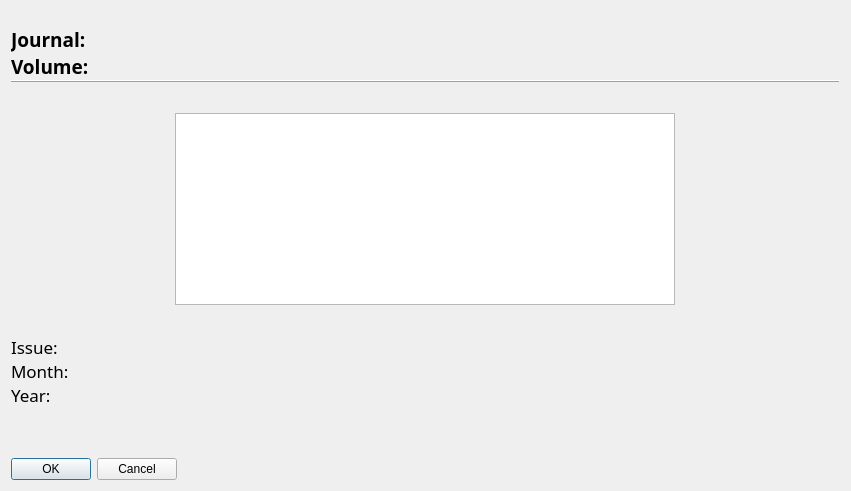
Old version of the form viewjournal.ui in the repository falconofdoom/gui.
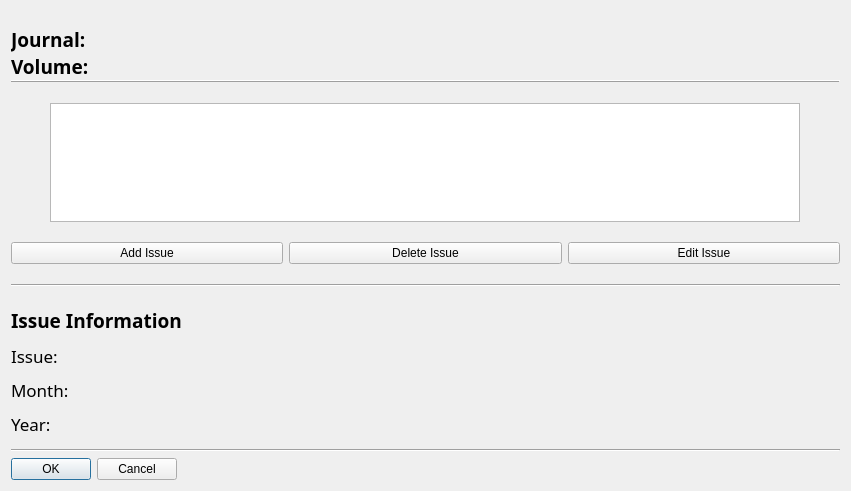
New version of the form.

What changed in the file:
```diff
--- a/viewjournal.ui
+++ b/viewjournal.ui
@@ -14,12 +14,72 @@
    <string>Dialog</string>
   </property>
   <layout class="QGridLayout" name="gridLayout">
+   <item row="2" column="0">
+    <layout class="QHBoxLayout" name="horizontalLayout">
+     <property name="spacing">
+      <number>1</number>
+     </property>
+     <property name="sizeConstraint">
+      <enum>QLayout::SetMinAndMaxSize</enum>
+     </property>
+     <item alignment="Qt::AlignLeft">
+      <widget class="QDialogButtonBox" name="buttonBox">
+       <property name="sizePolicy">
+        <sizepolicy hsizetype="Expanding" vsizetype="Fixed">
+         <horstretch>0</horstretch>
+         <verstretch>0</verstretch>
+        </sizepolicy>
+       </property>
+       <property name="minimumSize">
+        <size>
+         <width>100</width>
+         <height>0</height>
+        </size>
+       </property>
+       <property name="orientation">
+        <enum>Qt::Horizontal</enum>
+       </property>
+       <property name="standardButtons">
+        <set>QDialogButtonBox::Cancel|QDialogButtonBox::Ok</set>
+       </property>
+      </widget>
+     </item>
+    </layout>
+   </item>
+   <item row="1" column="0">
+    <widget class="Line" name="line_3">
+     <property name="orientation">
+      <enum>Qt::Horizontal</enum>
+     </property>
+    </widget>
+   </item>
    <item row="0" column="0">
     <layout class="QGridLayout" name="gridLayout_2">
      <property name="verticalSpacing">
-      <number>30</number>
+      <number>20</number>
      </property>
-     <item row="0" column="1">
+     <item row="2" column="3">
+      <widget class="QPushButton" name="editIssueButton">
+       <property name="text">
+        <string>Edit Issue</string>
+       </property>
+      </widget>
+     </item>
+     <item row="2" column="2">
+      <widget class="QPushButton" name="deleteIssueButton">
+       <property name="text">
+        <string>Delete Issue</string>
+       </property>
+      </widget>
+     </item>
+     <item row="2" column="1">
+      <widget class="QPushButton" name="addIssueButton">
+       <property name="text">
+        <string>Add Issue</string>
+       </property>
+      </widget>
+     </item>
+     <item row="0" column="1" colspan="3">
       <layout class="QVBoxLayout" name="vLayout">
        <property name="spacing">
         <number>0</number>
@@ -75,24 +135,26 @@
        </item>
       </layout>
      </item>
-     <item row="1" column="1" alignment="Qt::AlignHCenter|Qt::AlignTop">
-      <widget class="QTableView" name="issueTable">
-       <property name="minimumSize">
-        <size>
-         <width>500</width>
-         <height>0</height>
-        </size>
-       </property>
-       <property name="maximumSize">
-        <size>
-         <width>800</width>
-         <height>250</height>
-        </size>
-       </property>
-      </widget>
-     </item>
-     <item row="2" column="1">
+     <item row="4" column="1" colspan="3">
       <layout class="QVBoxLayout" name="vLayout2">
+       <property name="spacing">
+        <number>10</number>
+       </property>
+       <item>
+        <widget class="QLabel" name="issueInfoLabel">
+         <property name="font">
+          <font>
+           <family>Trebuchet MS</family>
+           <pointsize>14</pointsize>
+           <weight>75</weight>
+           <bold>true</bold>
+          </font>
+         </property>
+         <property name="text">
+          <string>Issue Information</string>
+         </property>
+        </widget>
+       </item>
        <item>
         <widget class="QLabel" name="issueLabel">
          <property name="font">
@@ -142,7 +204,20 @@
         </widget>
        </item>
        <item>
-        <spacer name="verticalSpacer">
+        <spacer name="verticalSpacer_4">
+         <property name="orientation">
+          <enum>Qt::Vertical</enum>
+         </property>
+         <property name="sizeHint" stdset="0">
+          <size>
+           <width>20</width>
+           <height>40</height>
+          </size>
+         </property>
+        </spacer>
+       </item>
+       <item>
+        <spacer name="verticalSpacer_2">
          <property name="orientation">
           <enum>Qt::Vertical</enum>
          </property>
@@ -156,38 +231,57 @@
        </item>
       </layout>
      </item>
-    </layout>
-   </item>
-   <item row="1" column="0">
-    <layout class="QHBoxLayout" name="horizontalLayout">
-     <property name="spacing">
-      <number>1</number>
-     </property>
-     <property name="sizeConstraint">
-      <enum>QLayout::SetMinAndMaxSize</enum>
-     </property>
-     <item alignment="Qt::AlignLeft">
-      <widget class="QDialogButtonBox" name="buttonBox">
-       <property name="sizePolicy">
-        <sizepolicy hsizetype="Expanding" vsizetype="Fixed">
-         <horstretch>0</horstretch>
-         <verstretch>0</verstretch>
-        </sizepolicy>
-       </property>
+     <item row="3" column="1" colspan="3">
+      <widget class="Line" name="line_2">
        <property name="minimumSize">
         <size>
-         <width>100</width>
+         <width>0</width>
          <height>0</height>
         </size>
        </property>
+       <property name="maximumSize">
+        <size>
+         <width>16777215</width>
+         <height>100</height>
+        </size>
+       </property>
        <property name="orientation">
         <enum>Qt::Horizontal</enum>
        </property>
-       <property name="standardButtons">
-        <set>QDialogButtonBox::Cancel|QDialogButtonBox::Ok</set>
+      </widget>
+     </item>
+     <item row="1" column="1" colspan="3" alignment="Qt::AlignHCenter">
+      <widget class="QTableView" name="issueTable">
+       <property name="minimumSize">
+        <size>
+         <width>750</width>
+         <height>0</height>
+        </size>
        </property>
+       <property name="maximumSize">
+        <size>
+         <width>800</width>
+         <height>250</height>
+        </size>
+       </property>
+       <property name="selectionMode">
+        <enum>QAbstractItemView::SingleSelection</enum>
+       </property>
       </widget>
      </item>
+     <item row="5" column="1">
+      <spacer name="verticalSpacer_3">
+       <property name="orientation">
+        <enum>Qt::Vertical</enum>
+       </property>
+       <property name="sizeHint" stdset="0">
+        <size>
+         <width>20</width>
+         <height>40</height>
+        </size>
+       </property>
+      </spacer>
+     </item>
     </layout>
    </item>
   </layout>
```
Left out of the diff: 6 changed lines with no effect on the pictures.
